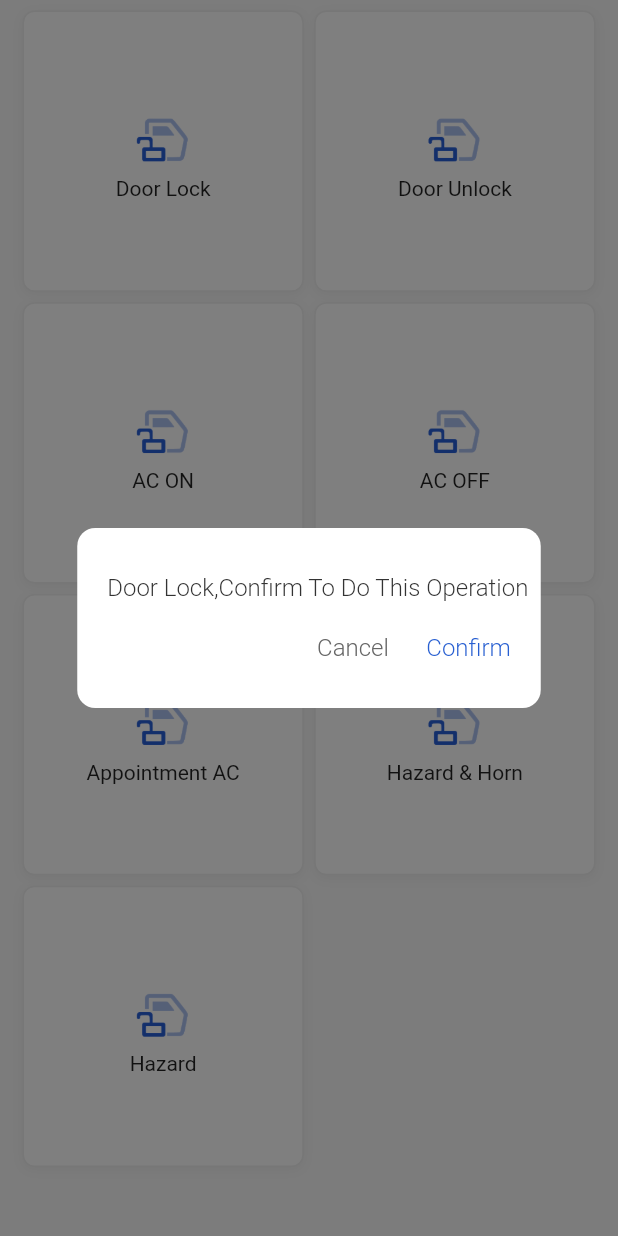
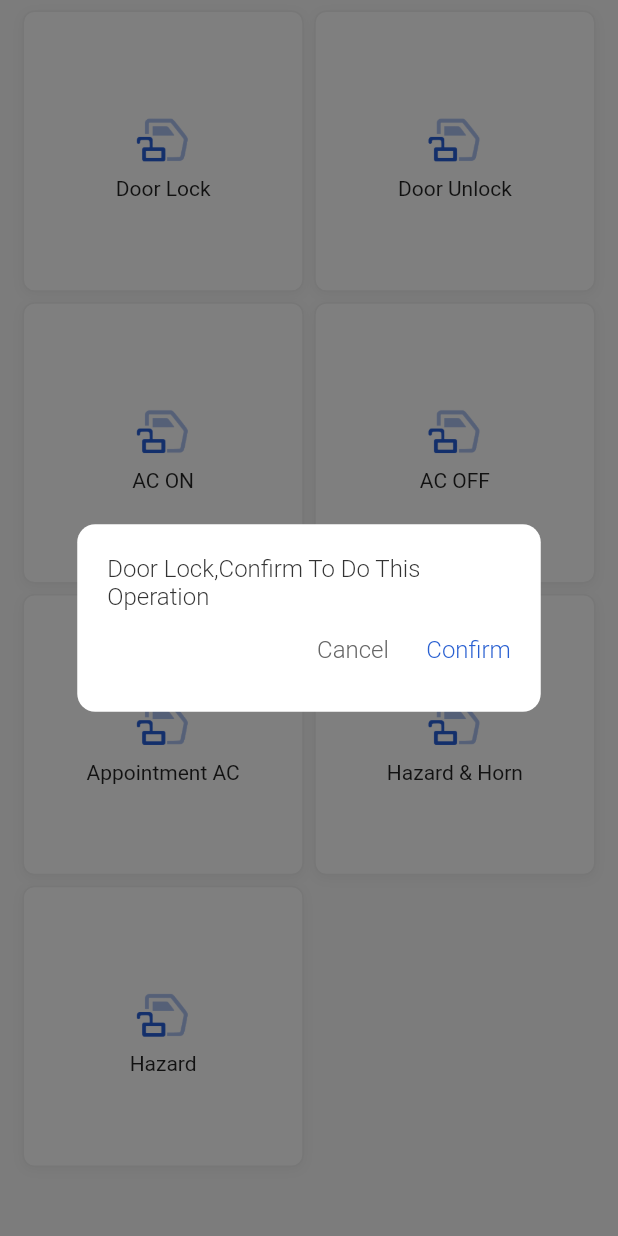
Before and after one commit to renjingkai/renjingkai-BYDUsingFlutter, a Flutter app: the BYDControlPage screen opened directly, after a tap on "Door Lock", on a phone screen of 412 x 824 dp. Run offline on Flutter 3.47's test engine with Material 2 defaults, Android fonts, the phone set to English and light mode, and no system bars; our stand-ins replace auto_size_text, fl_chart, flare_flutter, flutter_easyrefresh, flutter_mobx, flutter_swiper and 7 more; missing offline and left inert: amap_map_fluttify, circular_custom_loader, fl_animated_linechart; accounts and stored records are empty; generated files the repository leaves out were written again.

```diff
--- a/lib/common/byd_dialog.dart
+++ b/lib/common/byd_dialog.dart
@@ -11,6 +11,7 @@ class BYDDialog {
       String confirmString = "",
       String cancelString,
       String detailString = "",
+      double dialogHeight = 125,
       Function onConfirmTap,
       Function onCancelTap}) {
     confirmString = S.of(context).confirm;
@@ -29,7 +30,7 @@ class BYDDialog {
               color: BYDColor.bydBackgroundColor,
             ),
             padding: EdgeInsets.all(20),
-            height: 120,
+            height: dialogHeight,
             width: MediaQuery.of(context).size.width * 0.75,
             child: Material(
               color: BYDColor.bydBackgroundColor,
@@ -37,16 +38,11 @@ class BYDDialog {
                 direction: Axis.vertical,
                 children: [
                   Expanded(
-                      child: Row(
-                    mainAxisAlignment: MainAxisAlignment.start,
-                    children: [
-                      Text(detailString,
+                      child: Text(detailString,
                           style: TextStyle(
                               fontSize: font16,
                               color: BYDColor.bydTextColor2,
-                              fontWeight: FontWeight.w300)),
-                    ],
-                  )),
+                              fontWeight: FontWeight.w300))),
                   Expanded(
                     child: Row(
                       mainAxisAlignment: MainAxisAlignment.end,
```
Also changed, not shown: lib/brands/byd/page/main/byd_main_page.dart (+26 -3 lines).
